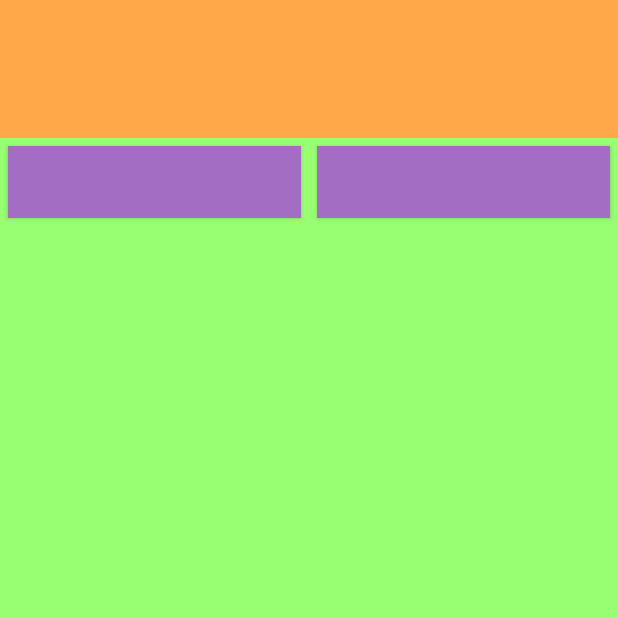
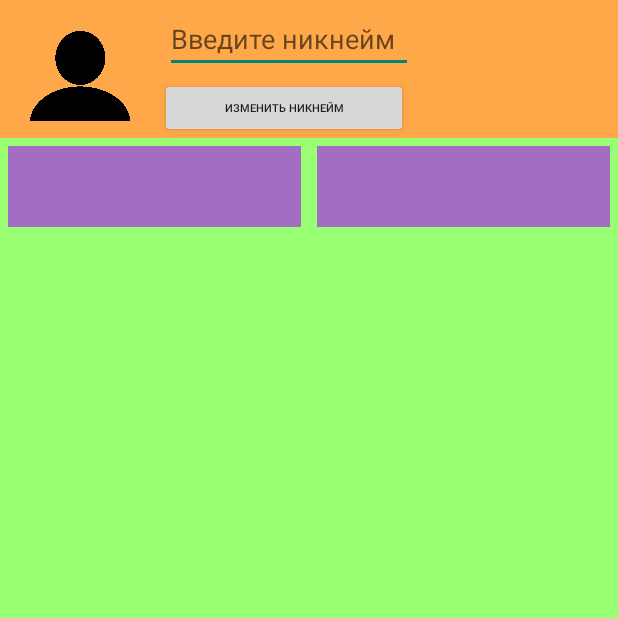
Before and after one commit to RwKaLs/MyEcoProject, an Android app: the ProfileActivity screen opened directly, with no data from a screen before it, on a phone screen of 412 x 824 dp, the top half of it. Run offline under Robolectric (Android 15) with nearby library versions, the phone set to English and light mode, and no system bars.

Commit message:
0.Map added 1.SimpleClicker ready 2.Progress may save, start 2nd game 3.Minimum 2nd game works 4.Added ProfileActivity, fixed array GameActivity --> ProfileActivity 5.Fixed backpress from CatcherActivity 6.ProfileActivity and nickName saving

```diff
--- a/app/src/main/java/ru/myitschool/vsu2020/myecoproject/GameActivity.java
+++ b/app/src/main/java/ru/myitschool/vsu2020/myecoproject/GameActivity.java
@@ -20,7 +20,7 @@ import ru.myitschool.vsu2020.myecoproject.logic.World;
 
 public class GameActivity extends AppCompatActivity {
     ClickerSurface clickerSurface;
-    SharedPreferences sharedPreferences;
+SharedPreferences sharedPreferences;
     public World w = new World();
     public WorldProvider wp = () -> w;
     public SavingClicker sc;
@@ -49,6 +49,7 @@ public class GameActivity extends AppCompatActivity {
                         wp.getWorld().getCountryCount(CHINA), wp.getWorld().getCountryCount(FRANCE), wp.getWorld().getCountryCount(ITALY),
                         wp.getWorld().getCountryCount(ENGLAND), wp.getWorld().getCountryCount(USA), wp.getWorld().getCountryCount(CANADA),
                         wp.getWorld().getCountryCount(BRAZIL), wp.getWorld().getCountryCount(MEXICO), wp.getWorld().getCountryCount(COLOMBIA)};
+                iprof.putExtra("LEVEL_TO_PROF", wp.getWorld().getLevel());
                 iprof.putExtra("COUNTRIESARRAY", countries);
                 setResult(RESULT_OK, iprof);
                 finish();
--- a/app/src/main/java/ru/myitschool/vsu2020/myecoproject/MainActivity.java
+++ b/app/src/main/java/ru/myitschool/vsu2020/myecoproject/MainActivity.java
@@ -9,6 +9,8 @@ import android.widget.ImageButton;
 import androidx.appcompat.app.AppCompatActivity;
 
 public class MainActivity extends AppCompatActivity {
+
+    private static final int SAVENICK = 1;
 
     @Override
     protected void onCreate(Bundle savedInstanceState) {
--- a/app/src/main/java/ru/myitschool/vsu2020/myecoproject/ProfileActivity.java
+++ b/app/src/main/java/ru/myitschool/vsu2020/myecoproject/ProfileActivity.java
@@ -2,8 +2,13 @@ package ru.myitschool.vsu2020.myecoproject;
 
 import android.annotation.SuppressLint;
 import android.content.Intent;
+import android.content.SharedPreferences;
 import android.os.Bundle;
+import android.view.View;
+import android.widget.Button;
+import android.widget.EditText;
 import android.widget.TextView;
+import android.widget.Toast;
 
 import androidx.annotation.Nullable;
 import androidx.appcompat.app.AppCompatActivity;
@@ -14,17 +19,44 @@ public class ProfileActivity extends AppCompatActivity {
 
     private static final int GET_COUNTRIES = 1;
     public int[] countries;
+    public EditText edNickName;
+    public Button saveUserNick;
+    SharedPreferences sharedPrefProf;
+    final String SAVED_NICKNAME = "SVNICKNAME", SAVED_ATTEMPTS = "SVATTEMPTS";
+    private String userNick;
+    private int attempts;
 
-    @SuppressLint("ResourceType")
+    @SuppressLint({"ResourceType", "SetTextI18n"})
     @Override
     protected void onCreate(Bundle savedInstanceState) {
         super.onCreate(savedInstanceState);
+        loadProf();
         Intent iget = new Intent(ProfileActivity.this, GameActivity.class);
         iget.putExtra("PROFILECOUNTRIES", 589);
         startActivityForResult(iget, GET_COUNTRIES);
         setContentView(R.layout.activity_profile);
+        saveUserNick = findViewById(R.id.setNick);
+        if (attempts < 1){
+            saveUserNick.setVisibility(View.INVISIBLE);
+            saveUserNick.setFocusable(false);
+            edNickName.setFocusable(false);
+        }
+        View.OnClickListener onclck = v -> {
+            if (attempts > 0) {
+                userNick = String.valueOf(edNickName.getText());
+                attempts -= 1;
+                saveProf();
+                msgAttempts();
+            }
+        };
+        saveUserNick.setOnClickListener(onclck);
     }
 
+    private void msgAttempts(){
+        Toast.makeText(this, "Никнейм изменён. Возможны изменения ещё " + attempts + " раз", Toast.LENGTH_LONG).show();
+    }
+
+    @SuppressLint("SetTextI18n")
     @Override
     protected void onActivityResult(int requestCode, int resultCode, @Nullable Intent data) {
         super.onActivityResult(requestCode, resultCode, data);
@@ -32,7 +64,39 @@ public class ProfileActivity extends AppCompatActivity {
         if (resultCode == RESULT_OK) {
             countries = data.getIntArrayExtra("COUNTRIESARRAY");
         }
+        int level = data.getIntExtra("LEVEL_TO_PROF", 0);
         TextView tv = findViewById(R.id.testtext);
+        TextView tvLevel = findViewById(R.id.tv_level_prof);
+        edNickName = findViewById(R.id.edNickName);
+        edNickName.setText(userNick);
+        tvLevel.setText("Ваш уровень: " + level);
         tv.setText(Arrays.toString(countries));
     }
+
+    @Override
+    public void onBackPressed() {
+        super.onBackPressed();
+        saveProf();
+    }
+
+    @Override
+    protected void onDestroy() {
+        super.onDestroy();
+        saveProf();
+    }
+
+    public void loadProf(){
+        sharedPrefProf = getPreferences(MODE_PRIVATE);
+        userNick = sharedPrefProf.getString(SAVED_NICKNAME, "");
+        attempts = sharedPrefProf.getInt(SAVED_ATTEMPTS, 5);
+    }
+
+    public void saveProf(){
+        sharedPrefProf = getPreferences(MODE_PRIVATE);
+        @SuppressLint("CommitPrefEdits") SharedPreferences.Editor editor = sharedPrefProf.edit();
+        editor.putString(SAVED_NICKNAME, String.valueOf(edNickName.getText()));
+        editor.putInt(SAVED_ATTEMPTS, attempts);
+        editor.apply();
+        editor.commit();
+    }
 }
--- a/app/src/main/java/ru/myitschool/vsu2020/myecoproject/logic/World.java
+++ b/app/src/main/java/ru/myitschool/vsu2020/myecoproject/logic/World.java
@@ -1,7 +1,4 @@
 package ru.myitschool.vsu2020.myecoproject.logic;
-
-import java.util.HashMap;
-
 
 public class World {
 
--- a/app/src/main/res/layout/activity_profile.xml
+++ b/app/src/main/res/layout/activity_profile.xml
@@ -1,15 +1,50 @@
 <?xml version="1.0" encoding="utf-8"?>
-<LinearLayout
+<LinearLayout xmlns:tools="http://schemas.android.com/tools"
     android:layout_width="match_parent"
     android:layout_height="match_parent"
     xmlns:android="http://schemas.android.com/apk/res/android"
     android:orientation="vertical">
-    <androidx.constraintlayout.widget.ConstraintLayout
+    <LinearLayout
         android:layout_width="match_parent"
         android:layout_height="match_parent"
         android:layout_weight="8"
+        android:orientation="horizontal"
         android:background="@color/top_of_profileactivity">
-    </androidx.constraintlayout.widget.ConstraintLayout>
+
+        <ImageView
+            android:layout_width="100sp"
+            android:layout_height="match_parent"
+            android:layout_margin="3sp"
+            android:src="@drawable/profile_for_layout"
+            android:contentDescription="@string/todo" />
+        <LinearLayout
+            android:layout_width="165sp"
+            android:layout_height="match_parent"
+            android:orientation="vertical">
+            <EditText
+                android:layout_width="165sp"
+                android:layout_height="wrap_content"
+                android:layout_margin="3sp"
+                android:layout_marginTop="10sp"
+                android:hint="@string/hintProfName"
+                android:id="@+id/edNickName"/>
+            <Button
+                android:layout_width="165sp"
+                android:layout_height="wrap_content"
+                android:textSize="7sp"
+                android:text="@string/btnSetName"
+                android:id="@+id/setNick"
+                tools:ignore="SmallSp" />
+        </LinearLayout>
+
+        <TextView
+            android:layout_width="wrap_content"
+            android:layout_height="wrap_content"
+            android:layout_margin="3sp"
+            android:layout_marginTop="10sp"
+            android:id="@+id/tv_level_prof"/>
+
+    </LinearLayout>
     <ScrollView
         android:layout_width="match_parent"
         android:layout_height="match_parent"
@@ -28,13 +63,15 @@
                     android:layout_height="wrap_content"
                     android:background="@color/choice_contry_background"
                     android:layout_margin="5sp"
-                    android:layout_weight="1"/>
+                    android:layout_weight="1"
+                    style="?android:attr/buttonBarButtonStyle" />
                 <Button
                     android:layout_width="match_parent"
                     android:layout_height="wrap_content"
                     android:background="@color/choice_contry_background"
                     android:layout_margin="5sp"
-                    android:layout_weight="1"/>
+                    android:layout_weight="1"
+                    style="?android:attr/buttonBarButtonStyle" />
             </LinearLayout>
             <TextView
                 android:id="@+id/testtext"
--- a/app/src/main/res/values/strings.xml
+++ b/app/src/main/res/values/strings.xml
@@ -17,4 +17,7 @@
     <string name="brazil">Бразилия</string>
     <string name="mexico">Мексика</string>
     <string name="colombia">Колумбия</string>
+    <string name="hintProfName">Введите никнейм</string>
+    <string name="btnSetName">Изменить никнейм</string>
+    <string name="todo">TODO</string>
 </resources>
```
Also changed, not shown: app/src/main/res/drawable/profile_for_layout.png (added), 1 other file.
